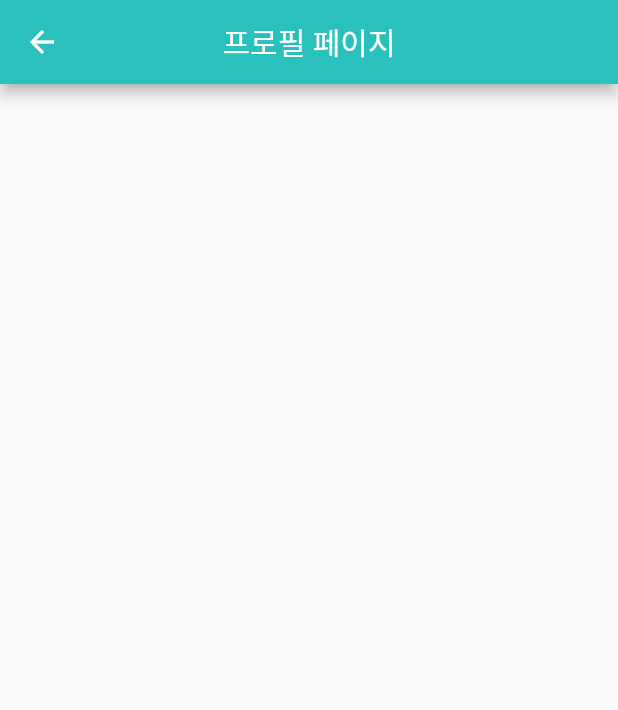
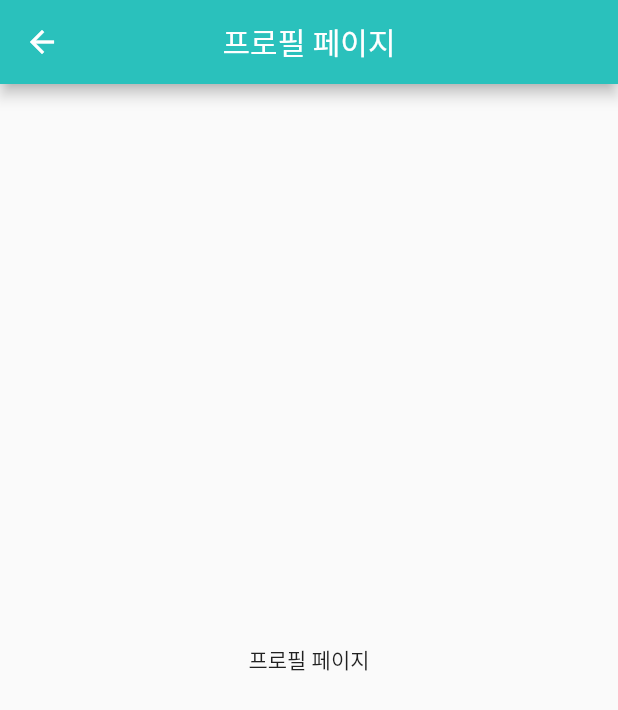
Before and after one commit to chance-up/flutter_dalin, a Flutter app: the ProfileScreen screen opened directly, on a phone screen of 412 x 824 dp. Shown: the top 710 px of the screen. Run offline on Flutter 3.47's test engine with Material 2 defaults, Android fonts, the phone set to English and light mode, and no system bars.

Commit message:
fix: body 추가

```diff
--- a/lib/views/dalin/profile/profile_screen.dart
+++ b/lib/views/dalin/profile/profile_screen.dart
@@ -20,6 +20,9 @@ class _ProfileScreenState extends State<ProfileScreen> {
         ),
         backgroundColor: const Color.fromRGBO(42, 193, 188, 1),
       ),
+      body: Center(
+        child: Text("프로필 페이지"),
+      ),
     );
   }
 }
--- a/lib/views/dalin/request/request_screen.dart
+++ b/lib/views/dalin/request/request_screen.dart
@@ -20,6 +20,9 @@ class _RequestScreenState extends State<RequestScreen> {
         ),
         backgroundColor: const Color.fromRGBO(42, 193, 188, 1),
       ),
+      body: Center(
+        child: Text("요청 페이지"),
+      ),
     );
   }
 }
```
